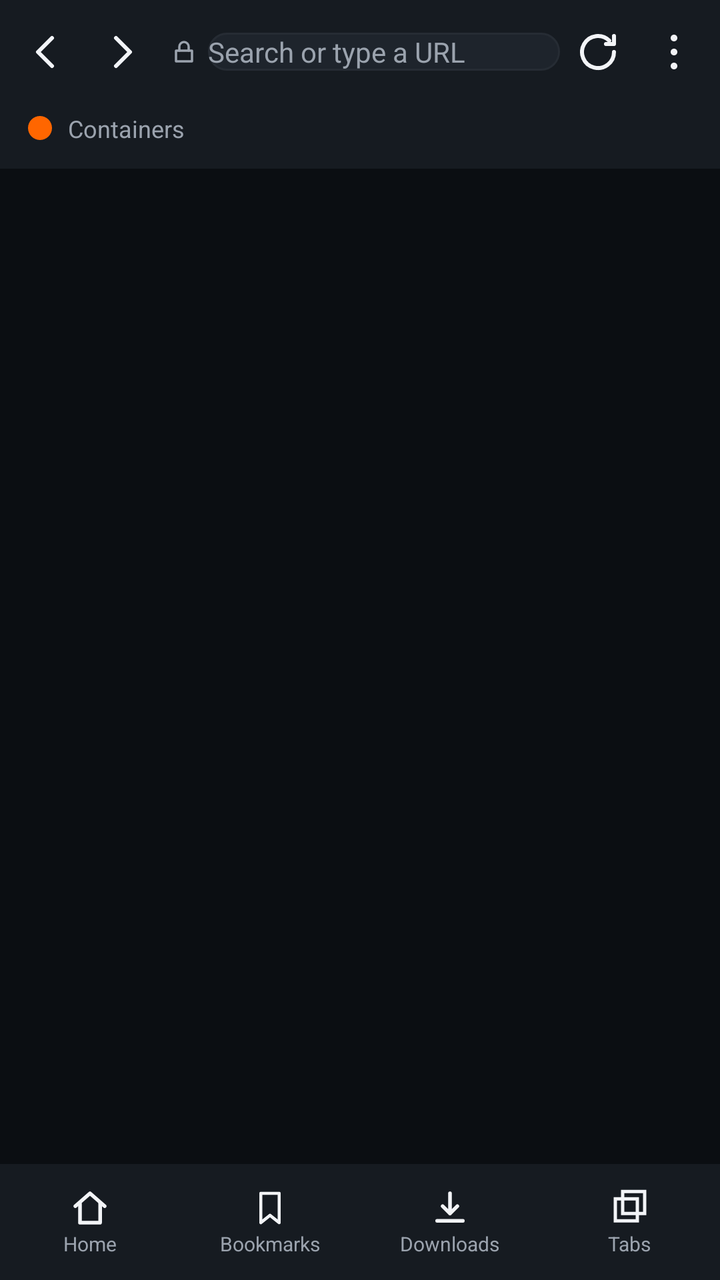
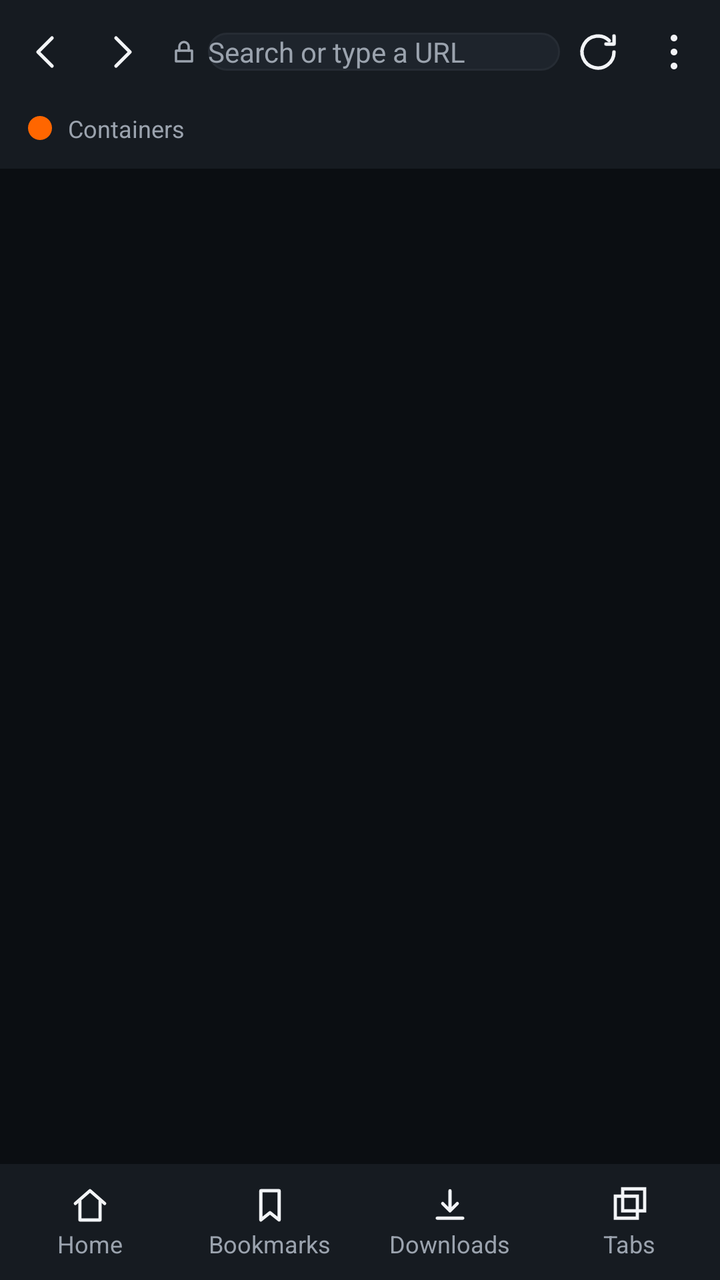

Compare the two renders of this Android layout. The source of the first and the diff that turns it into the second are given below.
<!-- AndroidManifest.xml: application theme Theme.Aekant -->
<!-- res/layout/activity_main.xml -->
<?xml version="1.0" encoding="utf-8"?>
<FrameLayout xmlns:android="http://schemas.android.com/apk/res/android"
    xmlns:app="http://schemas.android.com/apk/res-auto"
    android:layout_width="match_parent"
    android:layout_height="match_parent"
    android:background="?attr/bgColor">

    <LinearLayout
        android:id="@+id/column"
        android:layout_width="match_parent"
        android:layout_height="match_parent"
        android:orientation="vertical">

        <LinearLayout
            android:id="@+id/topbar"
            android:layout_width="match_parent"
            android:layout_height="wrap_content"
            android:background="?attr/surfaceColor"
            android:gravity="center_vertical"
            android:orientation="horizontal"
            android:paddingStart="4dp"
            android:paddingEnd="4dp"
            android:paddingTop="7dp"
            android:paddingBottom="7dp">

            <ImageButton
                android:id="@+id/btn_back"
                android:layout_width="38dp"
                android:layout_height="38dp"
                android:background="?attr/selectableItemBackgroundBorderless"
                android:contentDescription="@string/cd_back"
                android:src="@drawable/ic_back"
                android:tint="?attr/textPrimaryColor" />

            <ImageButton
                android:id="@+id/btn_fwd"
                android:layout_width="38dp"
                android:layout_height="38dp"
                android:background="?attr/selectableItemBackgroundBorderless"
                android:contentDescription="@string/cd_forward"
                android:src="@drawable/ic_forward"
                android:tint="?attr/textPrimaryColor" />

            <ImageView
                android:id="@+id/lock"
                android:layout_width="16dp"
                android:layout_height="16dp"
                android:layout_marginStart="4dp"
                android:layout_marginEnd="4dp"
                android:contentDescription="@string/cd_secure"
                android:src="@drawable/ic_lock"
                android:tint="?attr/textSecondaryColor" />

            <EditText
                android:id="@+id/url"
                android:layout_width="0dp"
                android:layout_height="wrap_content"
                android:layout_weight="1"
                android:background="@drawable/url_bg"
                android:hint="@string/search_hint"
                android:imeOptions="actionGo"
                android:inputType="textUri"
                android:maxLines="1"
                android:selectAllOnFocus="true"
                android:textColor="?attr/textPrimaryColor"
                android:textColorHint="?attr/textSecondaryColor"
                android:textSize="14sp" />

            <ImageButton
                android:id="@+id/btn_refresh"
                android:layout_width="38dp"
                android:layout_height="38dp"
                android:background="?attr/selectableItemBackgroundBorderless"
                android:contentDescription="@string/cd_refresh"
                android:src="@drawable/ic_refresh"
                android:tint="?attr/textPrimaryColor" />

            <ImageButton
                android:id="@+id/btn_menu"
                android:layout_width="38dp"
                android:layout_height="38dp"
                android:background="?attr/selectableItemBackgroundBorderless"
                android:contentDescription="@string/cd_menu"
                android:src="@drawable/ic_more"
                android:tint="?attr/textPrimaryColor" />
        </LinearLayout>

        <LinearLayout
            android:id="@+id/container_row"
            android:layout_width="match_parent"
            android:layout_height="wrap_content"
            android:background="?attr/surfaceColor"
            android:gravity="center_vertical"
            android:orientation="horizontal"
            android:paddingStart="14dp"
            android:paddingEnd="14dp"
            android:paddingBottom="8dp">

            <View
                android:id="@+id/container_dot"
                android:layout_width="12dp"
                android:layout_height="12dp"
                android:layout_marginEnd="8dp"
                android:background="@drawable/bg_container_dot" />

            <TextView
                android:id="@+id/container_name"
                android:layout_width="wrap_content"
                android:layout_height="wrap_content"
                android:background="?attr/selectableItemBackground"
                android:paddingTop="4dp"
                android:paddingBottom="4dp"
                android:text="@string/containers"
                android:textColor="?attr/textSecondaryColor"
                android:textSize="12sp" />
        </LinearLayout>

        <ProgressBar
            android:id="@+id/progress"
            style="?android:attr/progressBarStyleHorizontal"
            android:layout_width="match_parent"
            android:layout_height="3dp"
            android:max="100"
            android:progressTint="?attr/brandColor"
            android:visibility="gone" />

        <FrameLayout
            android:id="@+id/container"
            android:layout_width="match_parent"
            android:layout_height="0dp"
            android:layout_weight="1" />

        <LinearLayout
            android:id="@+id/bottom_nav"
            android:layout_width="match_parent"
            android:layout_height="58dp"
            android:background="?attr/surfaceColor"
            android:orientation="horizontal">

            <LinearLayout
                android:id="@+id/nav_home"
                android:layout_width="0dp"
                android:layout_height="match_parent"
                android:layout_weight="1"
                android:background="?attr/selectableItemBackgroundBorderless"
                android:gravity="center"
                android:orientation="vertical">

                <ImageView
                    android:layout_width="22dp"
                    android:layout_height="22dp"
                    android:contentDescription="@string/nav_home"
                    android:src="@drawable/ic_home"
                    android:tint="?attr/textPrimaryColor" />

                <TextView
                    android:layout_width="wrap_content"
                    android:layout_height="wrap_content"
                    android:text="@string/nav_home"
                    android:textColor="?attr/textSecondaryColor"
                    android:textSize="10sp" />
            </LinearLayout>

            <LinearLayout
                android:id="@+id/nav_bookmarks"
                android:layout_width="0dp"
                android:layout_height="match_parent"
                android:layout_weight="1"
                android:background="?attr/selectableItemBackgroundBorderless"
                android:gravity="center"
                android:orientation="vertical">

                <ImageView
                    android:layout_width="22dp"
                    android:layout_height="22dp"
                    android:contentDescription="@string/nav_bookmarks"
                    android:src="@drawable/ic_bookmark"
                    android:tint="?attr/textPrimaryColor" />

                <TextView
                    android:layout_width="wrap_content"
                    android:layout_height="wrap_content"
                    android:text="@string/nav_bookmarks"
                    android:textColor="?attr/textSecondaryColor"
                    android:textSize="10sp" />
            </LinearLayout>

            <LinearLayout
                android:id="@+id/nav_downloads"
                android:layout_width="0dp"
                android:layout_height="match_parent"
                android:layout_weight="1"
                android:background="?attr/selectableItemBackgroundBorderless"
                android:gravity="center"
                android:orientation="vertical">

                <ImageView
                    android:layout_width="22dp"
                    android:layout_height="22dp"
                    android:contentDescription="@string/nav_downloads"
                    android:src="@drawable/ic_download"
                    android:tint="?attr/textPrimaryColor" />

                <TextView
                    android:layout_width="wrap_content"
                    android:layout_height="wrap_content"
                    android:text="@string/nav_downloads"
                    android:textColor="?attr/textSecondaryColor"
                    android:textSize="10sp" />
            </LinearLayout>

            <LinearLayout
                android:id="@+id/nav_tabs"
                android:layout_width="0dp"
                android:layout_height="match_parent"
                android:layout_weight="1"
                android:background="?attr/selectableItemBackgroundBorderless"
                android:gravity="center"
                android:orientation="vertical">

                <ImageView
                    android:layout_width="22dp"
                    android:layout_height="22dp"
                    android:contentDescription="@string/nav_tabs"
                    android:src="@drawable/ic_tabs"
                    android:tint="?attr/textPrimaryColor" />

                <TextView
                    android:layout_width="wrap_content"
                    android:layout_height="wrap_content"
                    android:text="@string/nav_tabs"
                    android:textColor="?attr/textSecondaryColor"
                    android:textSize="10sp" />
            </LinearLayout>
        </LinearLayout>
    </LinearLayout>

    <FrameLayout
        android:id="@+id/overlay"
        android:layout_width="match_parent"
        android:layout_height="match_parent"
        android:visibility="gone">

        <View
            android:id="@+id/scrim"
            android:layout_width="match_parent"
            android:layout_height="match_parent"
            android:background="#99000000" />

        <LinearLayout
            android:id="@+id/panel"
            android:layout_width="310dp"
            android:layout_height="wrap_content"
            android:layout_gravity="top|end"
            android:layout_marginTop="62dp"
            android:layout_marginEnd="12dp"
            android:background="@drawable/menu_card_bg"
            android:elevation="14dp"
            android:orientation="vertical"
            android:paddingTop="6dp"
            android:paddingBottom="8dp">

            <LinearLayout
                android:id="@+id/container_row_panel"
                android:layout_width="match_parent"
                android:layout_height="wrap_content"
                android:background="?android:attr/selectableItemBackground"
                android:gravity="center_vertical"
                android:orientation="horizontal"
                android:paddingStart="20dp"
                android:paddingTop="4dp"
                android:paddingEnd="20dp"
                android:paddingBottom="8dp">

                <TextView
                    android:id="@+id/panel_container_name"
                    android:layout_width="wrap_content"
                    android:layout_height="wrap_content"
                    android:text="@string/containers"
                    android:textColor="?attr/brandColor"
                    android:textSize="13sp"
                    android:textStyle="bold" />
            </LinearLayout>

            <LinearLayout
                android:id="@+id/quick"
                android:layout_width="match_parent"
                android:layout_height="wrap_content"
                android:gravity="center_vertical"
                android:orientation="horizontal"
                android:paddingTop="10dp"
                android:paddingBottom="10dp" />

            <View
                android:layout_width="match_parent"
                android:layout_height="1dp"
                android:layout_marginStart="16dp"
                android:layout_marginEnd="16dp"
                android:background="?attr/dividerColor" />

            <com.vasudev.ekant.browser.MaxHeightScrollView
                android:id="@+id/menu_scroll"
                android:layout_width="match_parent"
                android:layout_height="wrap_content"
                android:scrollbars="none">

                <LinearLayout
                    android:id="@+id/menu_list"
                    android:layout_width="match_parent"
                    android:layout_height="wrap_content"
                    android:orientation="vertical"
                    android:paddingBottom="12dp" />
            </com.vasudev.ekant.browser.MaxHeightScrollView>
        </LinearLayout>
        
    <View
        android:id="@+id/screen_filter"
        android:layout_width="match_parent"
        android:layout_height="match_parent"
        android:clickable="false"
        android:focusable="false"
        android:visibility="gone" />
</FrameLayout>
</FrameLayout>
<!-- resources referenced by this layout -->
<resources>
  <!-- drawable ic_back (drawable) -->
  <?xml version="1.0" encoding="utf-8"?>
  <vector xmlns:android="http://schemas.android.com/apk/res/android"
      android:width="24dp" android:height="24dp"
      android:viewportWidth="24" android:viewportHeight="24">
      <path android:fillColor="#00000000" android:strokeColor="#FFFFFF"
          android:strokeWidth="2" android:strokeLineCap="round"
          android:strokeLineJoin="round" android:pathData="M15,5 L8,12 L15,19" />
  </vector>
  <!-- drawable ic_bookmark (drawable) -->
  <?xml version="1.0" encoding="utf-8"?>
  <vector xmlns:android="http://schemas.android.com/apk/res/android"
      android:width="24dp" android:height="24dp"
      android:viewportWidth="24" android:viewportHeight="24">
      <path android:fillColor="#00000000" android:strokeColor="#FFFFFF"
          android:strokeWidth="1.7" android:strokeLineCap="round"
          android:strokeLineJoin="round" android:pathData="M7,4 h10 v16 l-5,-4 -5,4 z" />
  </vector>
  <!-- drawable ic_download (drawable) -->
  <?xml version="1.0" encoding="utf-8"?>
  <vector xmlns:android="http://schemas.android.com/apk/res/android"
      android:width="24dp" android:height="24dp"
      android:viewportWidth="24" android:viewportHeight="24">
      <path android:fillColor="#00000000" android:strokeColor="#FFFFFF"
          android:strokeWidth="2" android:strokeLineCap="round"
          android:strokeLineJoin="round" android:pathData="M12,4 V15 M8,11 l4,4 4,-4 M5,19 h14" />
  </vector>
  <!-- drawable ic_forward (drawable) -->
  <?xml version="1.0" encoding="utf-8"?>
  <vector xmlns:android="http://schemas.android.com/apk/res/android"
      android:width="24dp" android:height="24dp"
      android:viewportWidth="24" android:viewportHeight="24">
      <path android:fillColor="#00000000" android:strokeColor="#FFFFFF"
          android:strokeWidth="2" android:strokeLineCap="round"
          android:strokeLineJoin="round" android:pathData="M9,5 L16,12 L9,19" />
  </vector>
  <!-- drawable ic_home (drawable) -->
  <?xml version="1.0" encoding="utf-8"?>
  <vector xmlns:android="http://schemas.android.com/apk/res/android"
      android:width="24dp" android:height="24dp"
      android:viewportWidth="24" android:viewportHeight="24">
      <path android:fillColor="#00000000" android:strokeColor="#FFFFFF" android:strokeWidth="2"
          android:strokeLineCap="round" android:strokeLineJoin="round"
          android:pathData="M4,11 L12,4 L20,11" />
      <path android:fillColor="#00000000" android:strokeColor="#FFFFFF" android:strokeWidth="2"
          android:strokeLineCap="round" android:strokeLineJoin="round"
          android:pathData="M6.5,9.5 L6.5,20 L17.5,20 L17.5,9.5" />
  </vector>
  <!-- drawable ic_lock (drawable) -->
  <?xml version="1.0" encoding="utf-8"?>
  <vector xmlns:android="http://schemas.android.com/apk/res/android"
      android:width="24dp" android:height="24dp"
      android:viewportWidth="24" android:viewportHeight="24">
      <path android:fillColor="#00000000" android:strokeColor="#FFFFFF" android:strokeWidth="1.7"
          android:strokeLineCap="round" android:strokeLineJoin="round"
          android:pathData="M6,11 h12 v8 h-12 z" />
      <path android:fillColor="#00000000" android:strokeColor="#FFFFFF" android:strokeWidth="1.7"
          android:strokeLineCap="round" android:strokeLineJoin="round"
          android:pathData="M8.5,11 V8 a3.5,3.5 0 0 1 7,0 V11" />
  </vector>
  <!-- drawable ic_refresh (drawable) -->
  <?xml version="1.0" encoding="utf-8"?>
  <vector xmlns:android="http://schemas.android.com/apk/res/android"
      android:width="24dp" android:height="24dp"
      android:viewportWidth="24" android:viewportHeight="24">
      <path android:fillColor="#00000000" android:strokeColor="#FFFFFF" android:strokeWidth="2"
          android:strokeLineCap="round" android:strokeLineJoin="round"
          android:pathData="M20,12 A8,8 0 1 1 17.6,6.3" />
      <path android:fillColor="#00000000" android:strokeColor="#FFFFFF" android:strokeWidth="2"
          android:strokeLineCap="round" android:strokeLineJoin="round"
          android:pathData="M20,4 L20,8 L16,8" />
  </vector>
  <!-- drawable ic_tabs (drawable) -->
  <?xml version="1.0" encoding="utf-8"?>
  <vector xmlns:android="http://schemas.android.com/apk/res/android"
      android:width="24dp" android:height="24dp"
      android:viewportWidth="24" android:viewportHeight="24">
      <path android:fillColor="#00000000" android:strokeColor="#FFFFFF" android:strokeWidth="1.8"
          android:pathData="M8,3 h12 v12 h-12 z" />
      <path android:fillColor="#00000000" android:strokeColor="#FFFFFF" android:strokeWidth="1.8"
          android:pathData="M4,7 h12 v12 h-12 z" />
  </vector>
  <!-- unchanged entries left out for length: 25 -->
</resources>

<!-- the commit's change to res/layout/activity_main.xml (unified diff, before → after) -->
@@ -158,7 +158,7 @@
                     android:layout_height="wrap_content"
                     android:text="@string/nav_home"
                     android:textColor="?attr/textSecondaryColor"
-                    android:textSize="10sp" />
+                    android:textSize="12sp" />
             </LinearLayout>
 
             <LinearLayout
@@ -182,7 +182,7 @@
                     android:layout_height="wrap_content"
                     android:text="@string/nav_bookmarks"
                     android:textColor="?attr/textSecondaryColor"
-                    android:textSize="10sp" />
+                    android:textSize="12sp" />
             </LinearLayout>
 
             <LinearLayout
@@ -206,7 +206,7 @@
                     android:layout_height="wrap_content"
                     android:text="@string/nav_downloads"
                     android:textColor="?attr/textSecondaryColor"
-                    android:textSize="10sp" />
+                    android:textSize="12sp" />
             </LinearLayout>
 
             <LinearLayout
@@ -230,7 +230,7 @@
                     android:layout_height="wrap_content"
                     android:text="@string/nav_tabs"
                     android:textColor="?attr/textSecondaryColor"
-                    android:textSize="10sp" />
+                    android:textSize="12sp" />
             </LinearLayout>
         </LinearLayout>
     </LinearLayout>
<!-- resource entries referenced after the edit -->
@@ -6,7 +6,7 @@
       android:width="24dp" android:height="24dp"
       android:viewportWidth="24" android:viewportHeight="24">
       <path android:fillColor="#00000000" android:strokeColor="#FFFFFF"
-          android:strokeWidth="2" android:strokeLineCap="round"
+          android:strokeWidth="1.75" android:strokeLineCap="round"
           android:strokeLineJoin="round" android:pathData="M15,5 L8,12 L15,19" />
   </vector>
   <!-- drawable ic_bookmark (drawable) -->
@@ -15,7 +15,7 @@
       android:width="24dp" android:height="24dp"
       android:viewportWidth="24" android:viewportHeight="24">
       <path android:fillColor="#00000000" android:strokeColor="#FFFFFF"
-          android:strokeWidth="1.7" android:strokeLineCap="round"
+          android:strokeWidth="1.75" android:strokeLineCap="round"
           android:strokeLineJoin="round" android:pathData="M7,4 h10 v16 l-5,-4 -5,4 z" />
   </vector>
   <!-- drawable ic_download (drawable) -->
@@ -24,7 +24,7 @@
       android:width="24dp" android:height="24dp"
       android:viewportWidth="24" android:viewportHeight="24">
       <path android:fillColor="#00000000" android:strokeColor="#FFFFFF"
-          android:strokeWidth="2" android:strokeLineCap="round"
+          android:strokeWidth="1.75" android:strokeLineCap="round"
           android:strokeLineJoin="round" android:pathData="M12,4 V15 M8,11 l4,4 4,-4 M5,19 h14" />
   </vector>
   <!-- drawable ic_forward (drawable) -->
@@ -33,7 +33,7 @@
       android:width="24dp" android:height="24dp"
       android:viewportWidth="24" android:viewportHeight="24">
       <path android:fillColor="#00000000" android:strokeColor="#FFFFFF"
-          android:strokeWidth="2" android:strokeLineCap="round"
+          android:strokeWidth="1.75" android:strokeLineCap="round"
           android:strokeLineJoin="round" android:pathData="M9,5 L16,12 L9,19" />
   </vector>
   <!-- drawable ic_home (drawable) -->
@@ -41,10 +41,10 @@
   <vector xmlns:android="http://schemas.android.com/apk/res/android"
       android:width="24dp" android:height="24dp"
       android:viewportWidth="24" android:viewportHeight="24">
-      <path android:fillColor="#00000000" android:strokeColor="#FFFFFF" android:strokeWidth="2"
+      <path android:fillColor="#00000000" android:strokeColor="#FFFFFF" android:strokeWidth="1.75"
           android:strokeLineCap="round" android:strokeLineJoin="round"
           android:pathData="M4,11 L12,4 L20,11" />
-      <path android:fillColor="#00000000" android:strokeColor="#FFFFFF" android:strokeWidth="2"
+      <path android:fillColor="#00000000" android:strokeColor="#FFFFFF" android:strokeWidth="1.75"
           android:strokeLineCap="round" android:strokeLineJoin="round"
           android:pathData="M6.5,9.5 L6.5,20 L17.5,20 L17.5,9.5" />
   </vector>
@@ -53,10 +53,10 @@
   <vector xmlns:android="http://schemas.android.com/apk/res/android"
       android:width="24dp" android:height="24dp"
       android:viewportWidth="24" android:viewportHeight="24">
-      <path android:fillColor="#00000000" android:strokeColor="#FFFFFF" android:strokeWidth="1.7"
+      <path android:fillColor="#00000000" android:strokeColor="#FFFFFF" android:strokeWidth="1.75"
           android:strokeLineCap="round" android:strokeLineJoin="round"
           android:pathData="M6,11 h12 v8 h-12 z" />
-      <path android:fillColor="#00000000" android:strokeColor="#FFFFFF" android:strokeWidth="1.7"
+      <path android:fillColor="#00000000" android:strokeColor="#FFFFFF" android:strokeWidth="1.75"
           android:strokeLineCap="round" android:strokeLineJoin="round"
           android:pathData="M8.5,11 V8 a3.5,3.5 0 0 1 7,0 V11" />
   </vector>
@@ -65,10 +65,10 @@
   <vector xmlns:android="http://schemas.android.com/apk/res/android"
       android:width="24dp" android:height="24dp"
       android:viewportWidth="24" android:viewportHeight="24">
-      <path android:fillColor="#00000000" android:strokeColor="#FFFFFF" android:strokeWidth="2"
+      <path android:fillColor="#00000000" android:strokeColor="#FFFFFF" android:strokeWidth="1.75"
           android:strokeLineCap="round" android:strokeLineJoin="round"
           android:pathData="M20,12 A8,8 0 1 1 17.6,6.3" />
-      <path android:fillColor="#00000000" android:strokeColor="#FFFFFF" android:strokeWidth="2"
+      <path android:fillColor="#00000000" android:strokeColor="#FFFFFF" android:strokeWidth="1.75"
           android:strokeLineCap="round" android:strokeLineJoin="round"
           android:pathData="M20,4 L20,8 L16,8" />
   </vector>
@@ -77,9 +77,9 @@
   <vector xmlns:android="http://schemas.android.com/apk/res/android"
       android:width="24dp" android:height="24dp"
       android:viewportWidth="24" android:viewportHeight="24">
-      <path android:fillColor="#00000000" android:strokeColor="#FFFFFF" android:strokeWidth="1.8"
+      <path android:fillColor="#00000000" android:strokeColor="#FFFFFF" android:strokeWidth="1.75"
           android:pathData="M8,3 h12 v12 h-12 z" />
-      <path android:fillColor="#00000000" android:strokeColor="#FFFFFF" android:strokeWidth="1.8"
+      <path android:fillColor="#00000000" android:strokeColor="#FFFFFF" android:strokeWidth="1.75"
           android:pathData="M4,7 h12 v12 h-12 z" />
   </vector>
   <!-- unchanged entries left out for length: 25 -->
